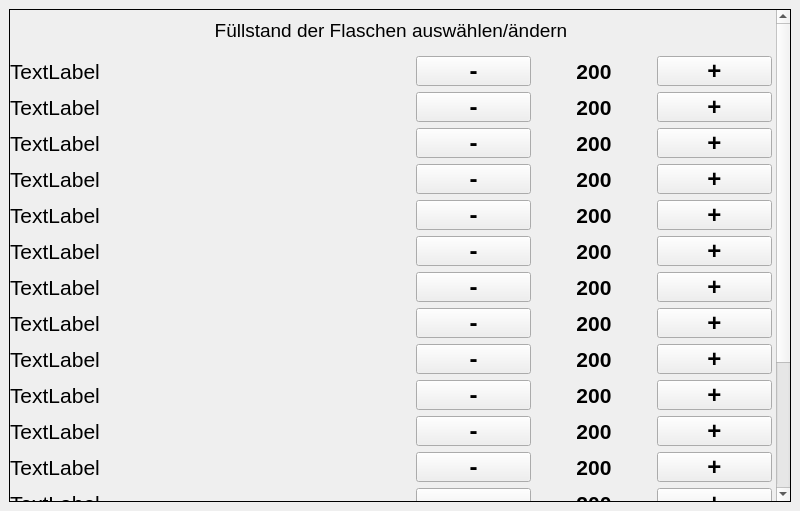
First picture: the form in src/ui_elements/bottlewindow.ui, repository AndreWohnsland/CocktailBerry, before the edit.
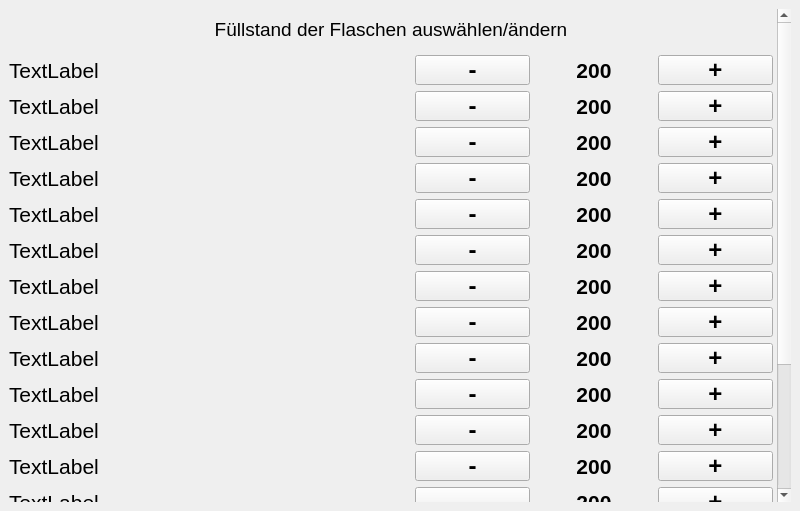
Second picture: the form after the edit.

Commit message: Removed frame

```diff
--- a/src/ui_elements/bottlewindow.ui
+++ b/src/ui_elements/bottlewindow.ui
@@ -42,7 +42,7 @@
     <item>
      <widget class="QScrollArea" name="scrollArea">
       <property name="frameShape">
-       <enum>QFrame::Box</enum>
+       <enum>QFrame::NoFrame</enum>
       </property>
       <property name="frameShadow">
        <enum>QFrame::Plain</enum>
@@ -58,7 +58,7 @@
         <rect>
          <x>0</x>
          <y>0</y>
-         <width>763</width>
+         <width>765</width>
          <height>674</height>
         </rect>
        </property>
```
The commit also changes 1 other file.
